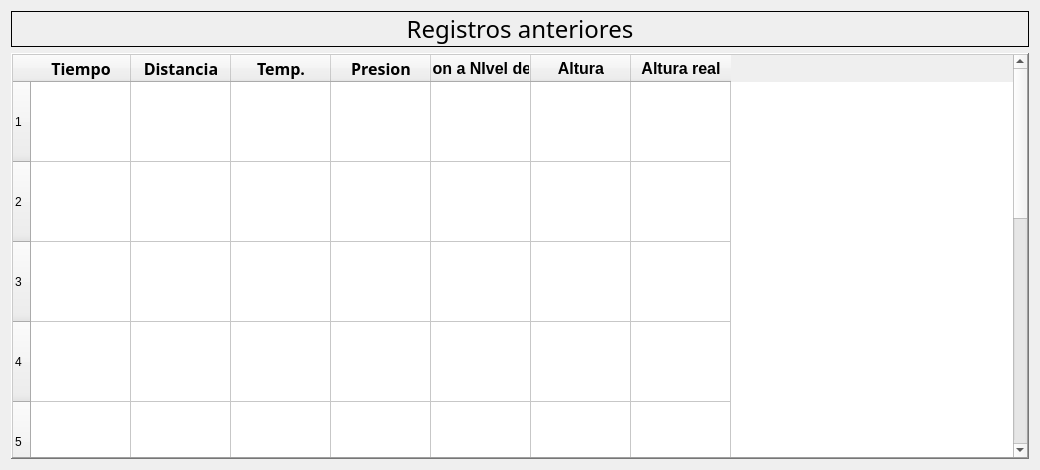
First picture: the form in SafeSpace/client/src/view/arduinos/subpages/registerspage.ui, repository Svndda/CI-0123-PIRS-incomprendidos, before the edit.
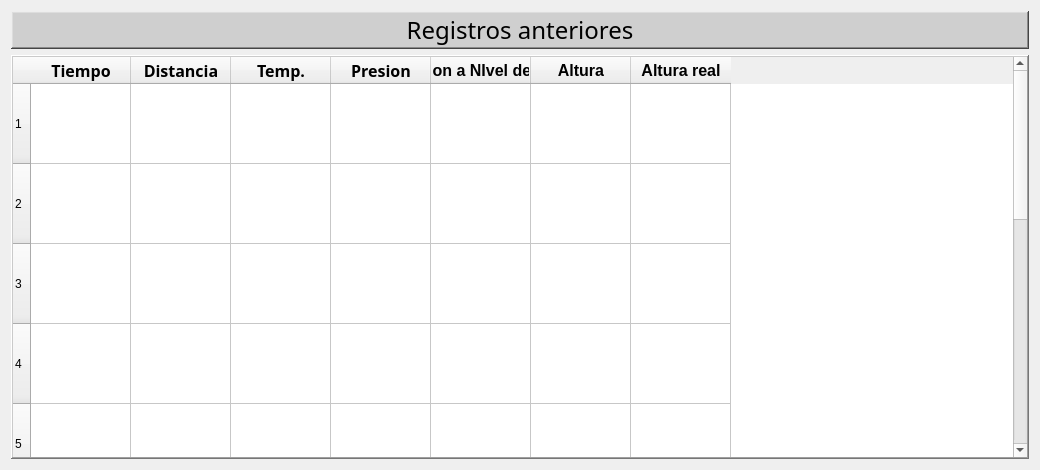
Second picture: the form after the edit.

Commit message: refactor: bg and text colors changed.

```diff
--- a/SafeSpace/client/src/view/arduinos/subpages/registerspage.ui
+++ b/SafeSpace/client/src/view/arduinos/subpages/registerspage.ui
@@ -10,6 +10,12 @@
     <height>470</height>
    </rect>
   </property>
+  <property name="sizePolicy">
+   <sizepolicy hsizetype="Expanding" vsizetype="Expanding">
+    <horstretch>0</horstretch>
+    <verstretch>0</verstretch>
+   </sizepolicy>
+  </property>
   <property name="windowTitle">
    <string>Form</string>
   </property>
@@ -50,6 +56,9 @@
       <bool>true</bool>
      </property>
      <property name="wordWrap">
+      <bool>false</bool>
+     </property>
+     <property name="cornerButtonEnabled">
       <bool>true</bool>
      </property>
      <property name="rowCount">
@@ -166,6 +175,18 @@
    </item>
    <item row="0" column="1">
     <widget class="QLabel" name="registers_label">
+     <property name="sizePolicy">
+      <sizepolicy hsizetype="Expanding" vsizetype="Expanding">
+       <horstretch>0</horstretch>
+       <verstretch>0</verstretch>
+      </sizepolicy>
+     </property>
+     <property name="maximumSize">
+      <size>
+       <width>16777215</width>
+       <height>50</height>
+      </size>
+     </property>
      <property name="font">
       <font>
        <family>Impact</family>
@@ -174,8 +195,15 @@
        <underline>false</underline>
       </font>
      </property>
+     <property name="styleSheet">
+      <string notr="true">color: black;
+background-color: rgb(207, 207, 207);</string>
+     </property>
      <property name="frameShape">
-      <enum>QFrame::Shape::Panel</enum>
+      <enum>QFrame::Shape::WinPanel</enum>
+     </property>
+     <property name="frameShadow">
+      <enum>QFrame::Shadow::Raised</enum>
      </property>
      <property name="text">
       <string>Registros anteriores</string>
```
The commit also changes 6 other files.
